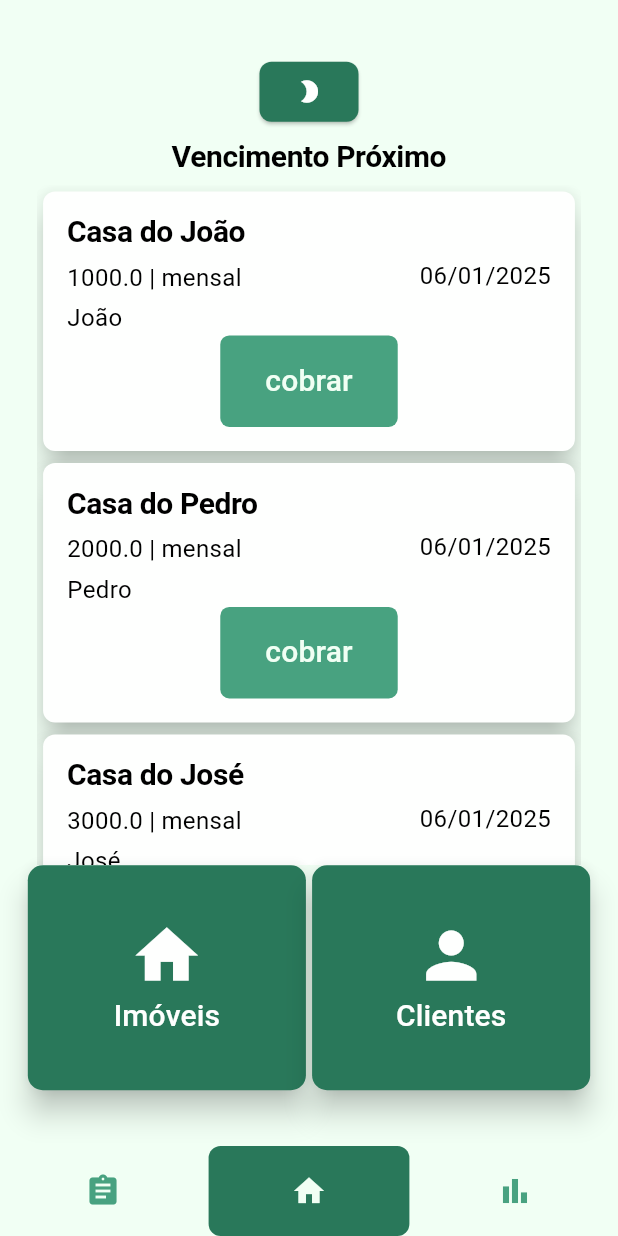
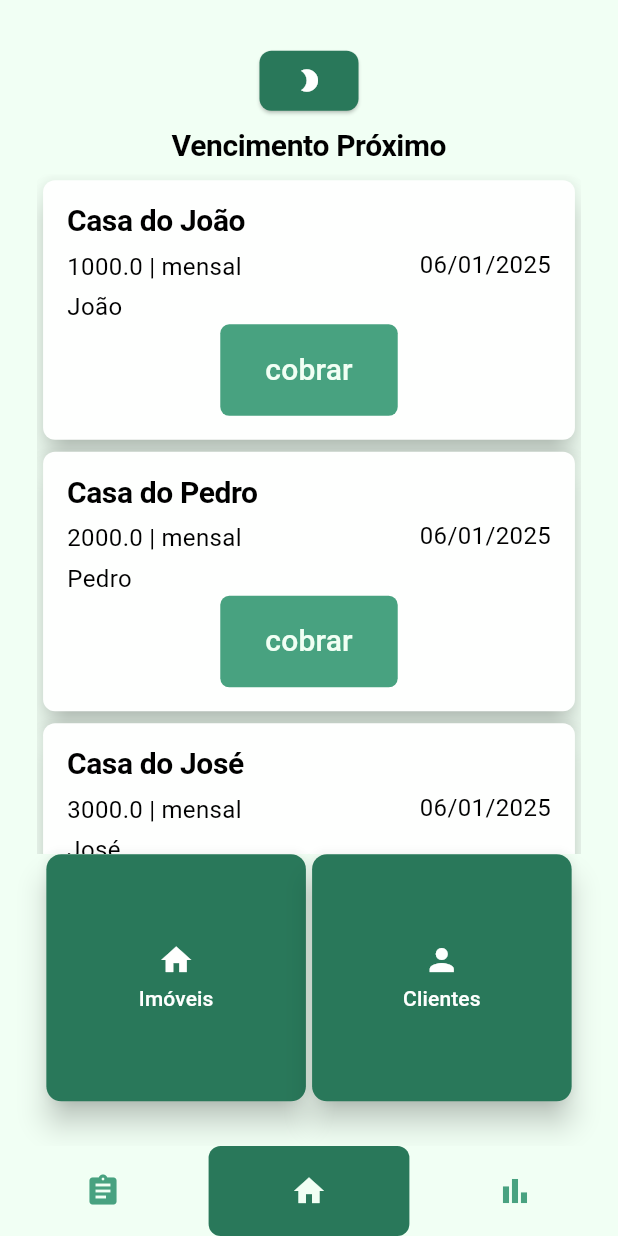
Before and after one commit to moisescunhapimentel/trabalho-pratico3-prog4, a Flutter app: the screen it shows after launch, item 2 of the bottom bar chosen, on a phone screen of 412 x 824 dp. Run offline on Flutter 3.47's test engine with Material 3 defaults, Android fonts, the phone set to English and light mode, and no system bars; our stand-ins replace drift, mask_text_input_formatter, objectbox; missing offline and left inert: flat_buffers, objectbox_flutter_libs; accounts and stored records are empty; generated files the repository leaves out were written again; Roboto replaces fonts that are missing (Concert One); statements that could not run were skipped.

Commit message:
atualizar estilo em TextoIconeButton

```diff
--- a/lib/ui/widgets/texto_icone_button.dart
+++ b/lib/ui/widgets/texto_icone_button.dart
@@ -13,26 +13,26 @@ class TextoIconeButton extends StatelessWidget {
   @override
   Widget build(BuildContext context) {
     var larguraScreen = MediaQuery.of(context).size.width;
-
+    var alturaScreen = MediaQuery.of(context).size.height;
     return ElevatedButton(
       onPressed: () {
         funcao();
       },
       style: ElevatedButton.styleFrom(
-        padding: EdgeInsets.symmetric(vertical: (larguraScreen * 0.05), horizontal: (larguraScreen * 0.01)),
+        padding: EdgeInsets.symmetric(vertical: (larguraScreen * 0.03), horizontal: (larguraScreen * 0.02)),
         shape: RoundedRectangleBorder(
           borderRadius: BorderRadius.circular(10),
         ),
-        fixedSize: Size((larguraScreen * 0.45), 150),
+        fixedSize: Size((larguraScreen * 0.42), alturaScreen * 0.20),
         elevation: 8,
       ),
       child: Column(
         mainAxisSize: MainAxisSize.min,
         children: [
-          Icon(icone, size: 50),
-          const SizedBox(height: 1),
+          Icon(icone, size: 24),
+          const SizedBox(height: 4),
           Text(texto,
-              style: const TextStyle( fontSize: 20)),
+              style: const TextStyle(fontSize: 14)),
         ],
       ),
     );
```
